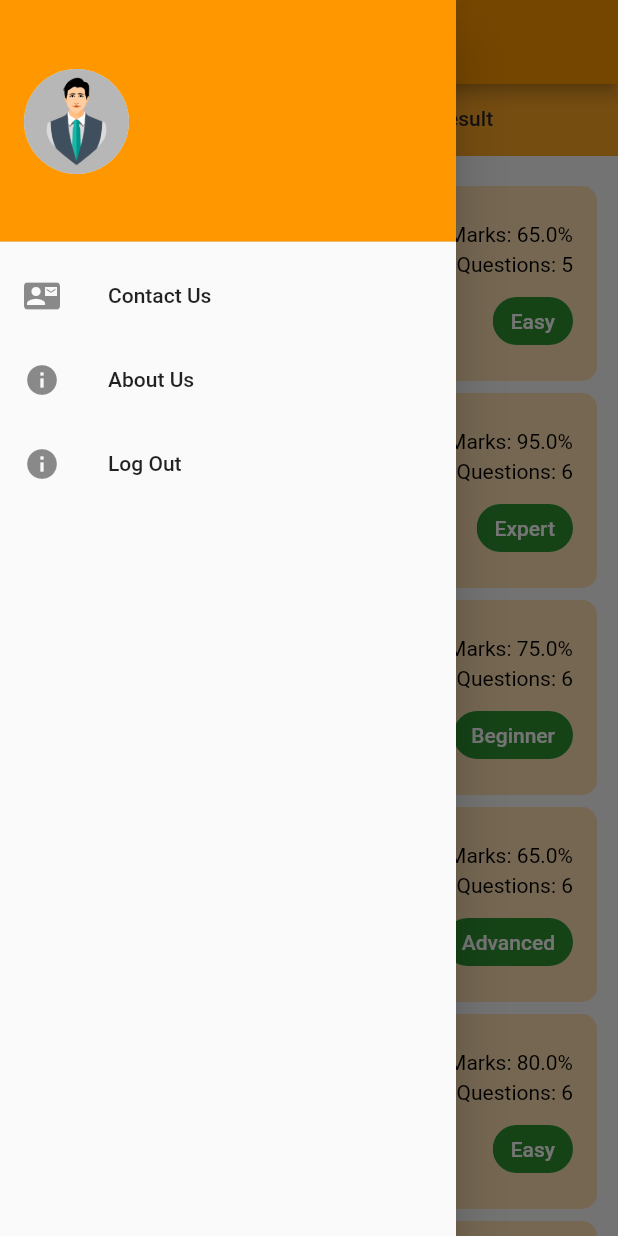
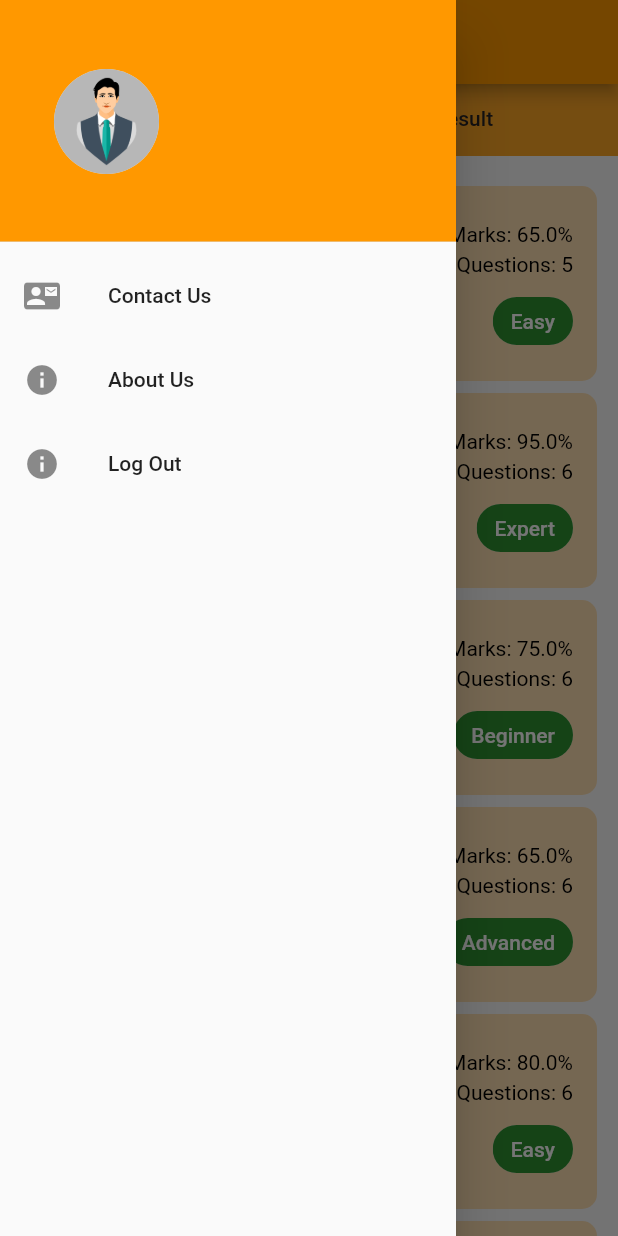
Before and after one commit to gourabb8273/flutter-quiz-app, a Flutter app: the ProfilePage screen opened directly, with the side drawer open, on a phone screen of 412 x 824 dp. Run offline on Flutter 3.47's test engine with Material 2 defaults, Android fonts, the phone set to English and light mode, and no system bars.

Commit message:
modified style in profile page

```diff
--- a/lib/pages/user_profile.dart
+++ b/lib/pages/user_profile.dart
@@ -29,7 +29,7 @@ class _ProfilePageState extends State<ProfilePage> {
                 color: Colors.orange,
               ),
               child: Container(
-                margin: EdgeInsets.only(top: 30.0),
+                margin: EdgeInsets.only(top: 30.0, left: 20.0),
                 child: Row(
                   crossAxisAlignment: CrossAxisAlignment.start,
                   children: [
```
